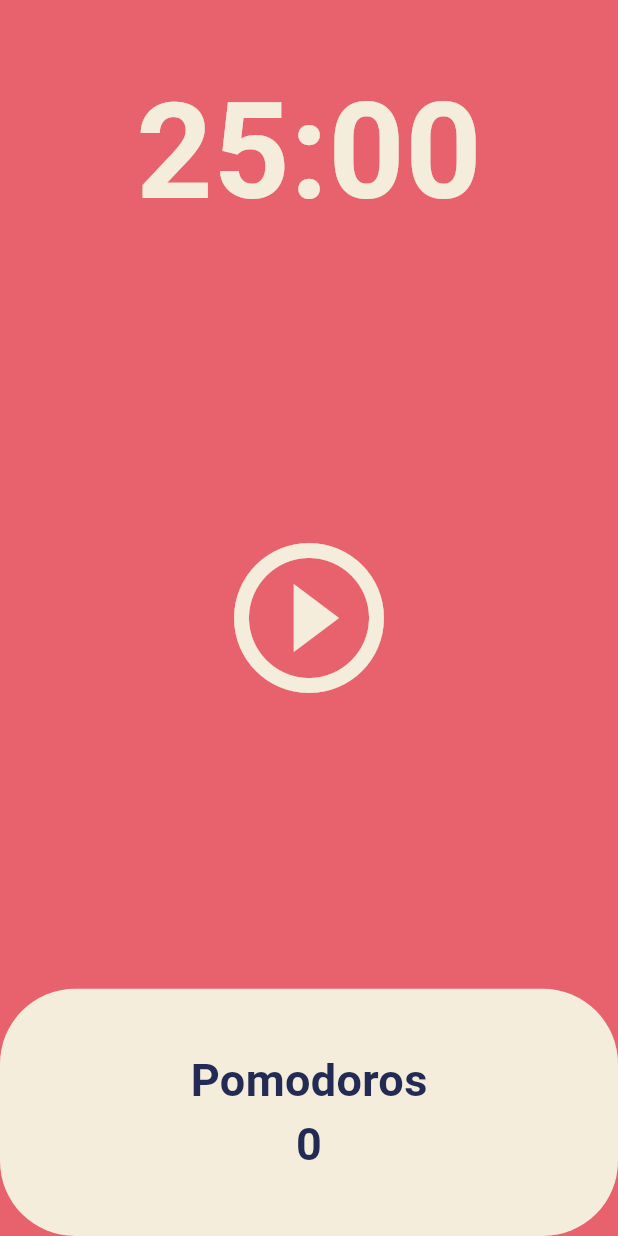
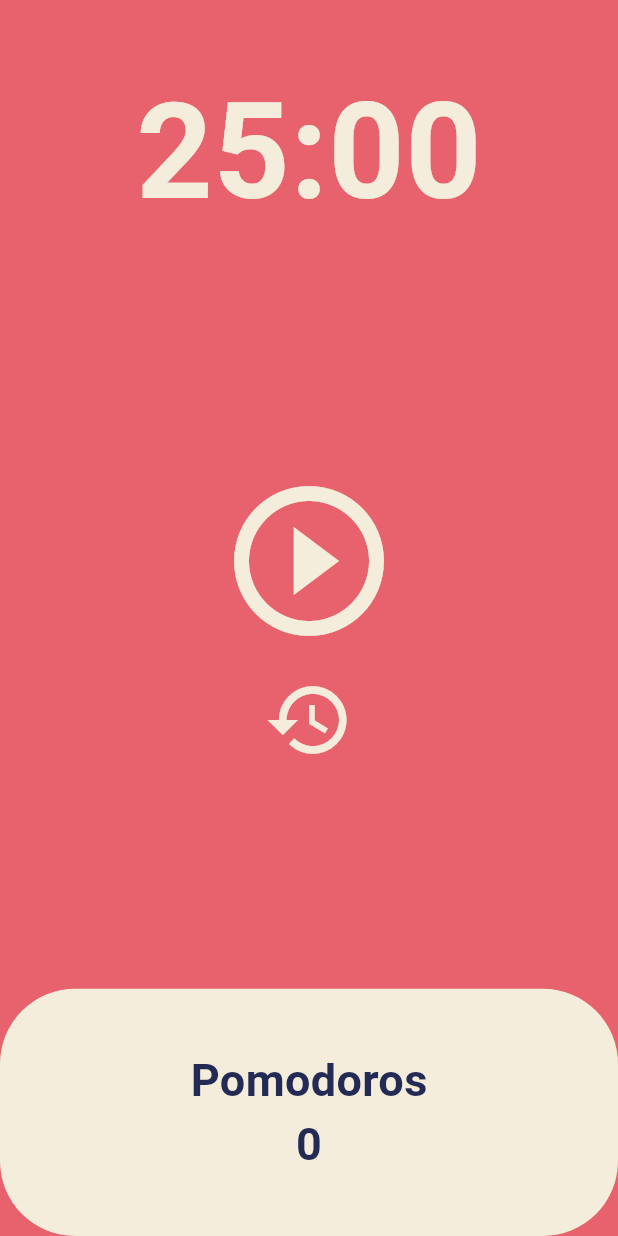
Before and after one commit to space-cap/Dart-Flutter-study-blog, a Flutter app: the screen it shows after launch, on a phone screen of 412 x 824 dp. Run offline on Flutter 3.47's test engine with Material 3 defaults, Android fonts, the phone set to English and light mode, and no system bars.

Commit message:
Code Challenge
reset 버튼 추가.

```diff
--- a/pomodoro_app/lib/screens/home_screen.dart
+++ b/pomodoro_app/lib/screens/home_screen.dart
@@ -78,18 +78,31 @@ class _HomeScreenState extends State<HomeScreen> {
     });
   }
 
+  void onResetPressed() {
+    if (totalSecond != twentyFiveMinutes) {
+      timer.cancel();
+      setState(() {
+        isRunning = false;
+        totalSecond = twentyFiveMinutes;
+      });
+    }
+  }
+
   String format(int seconds) {
     var duration = Duration(seconds: seconds);
 
     //var minuteSecondFormat = duration.minuteSecondFormatted();
     //print(minuteSecondFormat);
 
-    print(
-        "${duration.inMinutes.remainder(60)}:${(duration.inSeconds.remainder(60)).toString().padLeft(2, '0')}");
+    //print(
+    //   "${duration.inMinutes.remainder(60)}:${(duration.inSeconds.remainder(60)).toString().padLeft(2, '0')}");
 
-    return "${duration.inMinutes.remainder(60)}:${(duration.inSeconds.remainder(60)).toString().padLeft(2, '0')}";
+    //return "${duration.inMinutes.remainder(60)}:${(duration.inSeconds.remainder(60)).toString().padLeft(2, '0')}";
     //return minuteSecondFormat;
-    //return duration.toString().substring(2, 7);
+
+    print(duration.toString().substring(2, 7));
+
+    return duration.toString().substring(2, 7);
   }
 
   @override
@@ -115,13 +128,26 @@ class _HomeScreenState extends State<HomeScreen> {
           Flexible(
             flex: 3,
             child: Center(
-              child: IconButton(
+              child: Column(
+                mainAxisAlignment: MainAxisAlignment.center,
+                children: [
+                  IconButton(
                     iconSize: 120,
                     color: Theme.of(context).cardColor,
                     onPressed: isRunning ? onPausePressed : onStartPressed,
                     icon: Icon(isRunning
                         ? Icons.pause_circle_outline
                         : Icons.play_circle_outline),
+                  ),
+                  IconButton(
+                    iconSize: 60,
+                    color: Theme.of(context).cardColor,
+                    onPressed: isRunning ? () {} : onResetPressed,
+                    icon: Icon(isRunning
+                        ? Icons.lock_reset_outlined
+                        : Icons.restore_outlined),
+                  ),
+                ],
               ),
             ),
           ),
```
Lines whose indentation alone changed are shown as unchanged.
